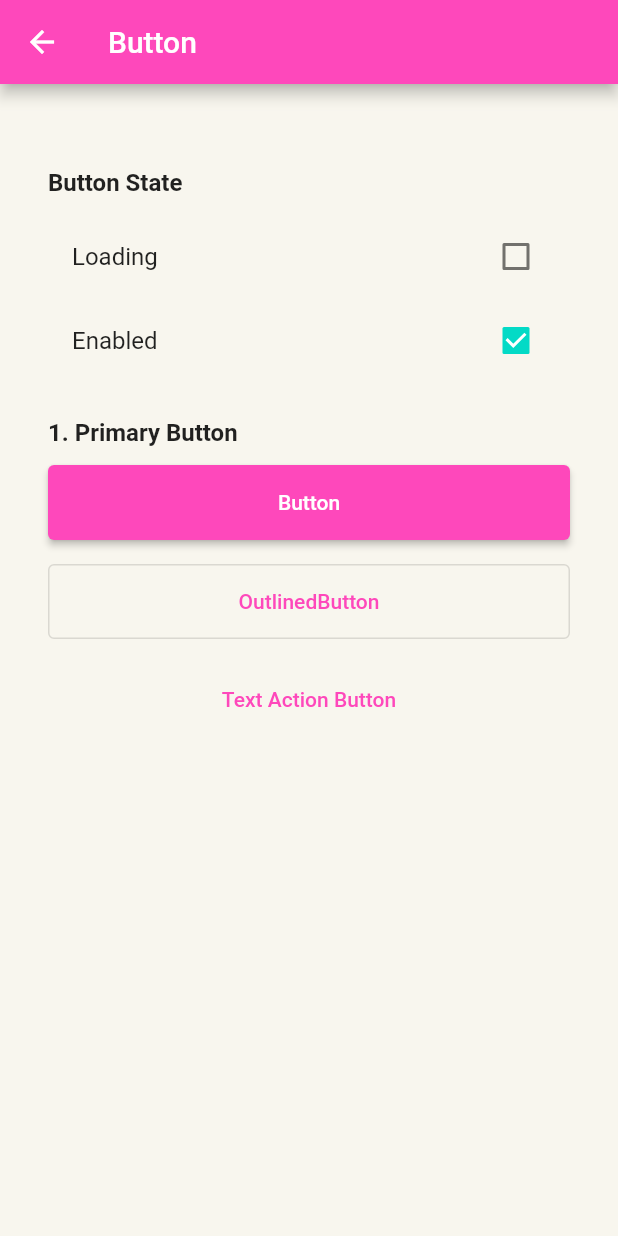
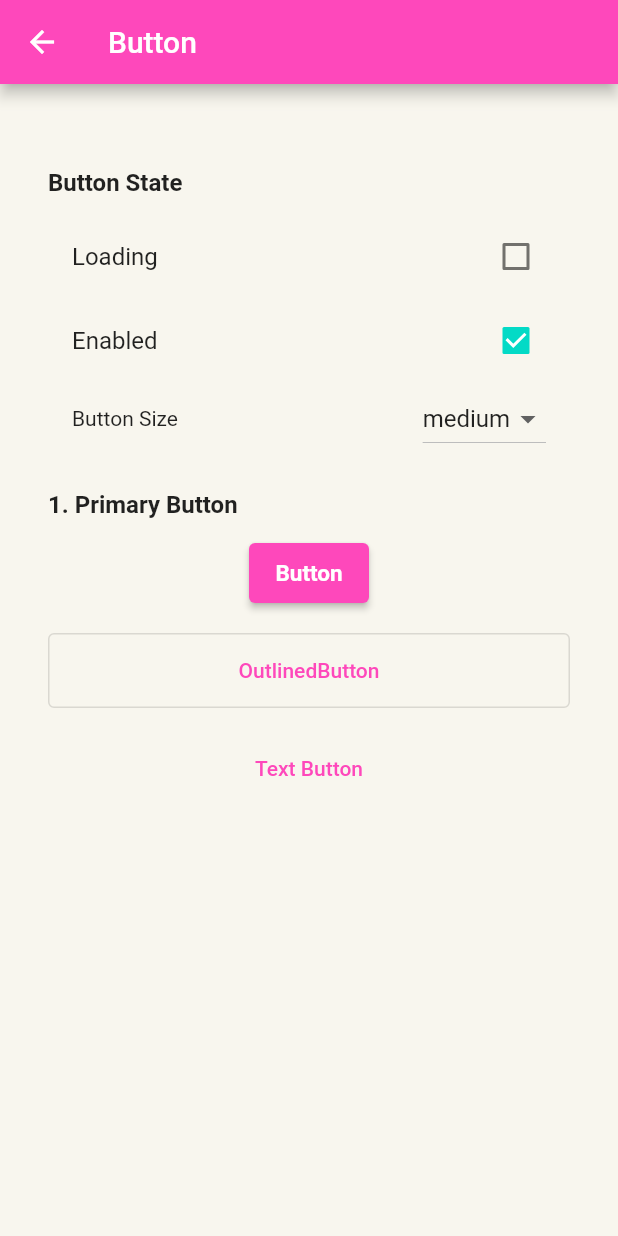
Before and after one commit to GoldenOwlAsia/mobile-flutter-template, a Flutter app: the DevScreen screen opened by its route, after a tap on "Button", on a phone screen of 412 x 824 dp. Run offline on Flutter 3.47's test engine with Material 2 defaults, Android fonts, the phone set to English and light mode, and no system bars; our stand-ins replace bot_toast, cached_network_image, cloud_firestore, connectivity_plus, device_info_plus, dio and 23 more; missing offline and left inert: photo_manager, wechat_assets_picker, wechat_camera_picker; accounts and stored records are empty; generated files the repository leaves out were written again; project files that could hold a hidden picture were left out.

Commit message:
update button

```diff
--- a/lib/src/_dev/view/dev_button_screen.dart
+++ b/lib/src/_dev/view/dev_button_screen.dart
@@ -2,9 +2,25 @@ import 'package:flutter/material.dart';
 import 'package:myapp/widgets/button/text_button.dart';
 
 import '../../../widgets/button/button.dart';
+import '../../../widgets/button/model/button_size.dart';
 import '../../../widgets/button/outlined_button.dart';
 import '../widget/dev_screen_layout.dart';
 import '../widget/dev_title.dart';
+
+enum EButtonSize { small, medium, large }
+
+extension EButtonSizeExt on EButtonSize {
+  ButtonSize toSize() {
+    switch (this) {
+      case EButtonSize.small:
+        return ButtonSize.small();
+      case EButtonSize.medium:
+        return ButtonSize.medium();
+      case EButtonSize.large:
+        return ButtonSize.large();
+    }
+  }
+}
 
 class DevButtonScreen extends StatefulWidget {
   const DevButtonScreen({Key? key}) : super(key: key);
@@ -16,6 +32,7 @@ class DevButtonScreen extends StatefulWidget {
 class _DevButtonScreenState extends State<DevButtonScreen> {
   bool busy = false;
   bool enabled = true;
+  EButtonSize size = EButtonSize.medium;
 
   @override
   Widget build(BuildContext context) {
@@ -41,11 +58,36 @@ class _DevButtonScreenState extends State<DevButtonScreen> {
                 enabled = !enabled;
               });
             }),
+        Padding(
+          padding: const EdgeInsets.symmetric(horizontal: 16.0),
+          child: Row(
+            children: [
+              const Text('Button Size'),
+              const Spacer(),
+              DropdownButton<EButtonSize>(
+                  items: EButtonSize.values
+                      .map((e) => DropdownMenuItem<EButtonSize>(
+                            value: e,
+                            child: Text(e.name),
+                          ))
+                      .toList(),
+                  value: size,
+                  onChanged: (e) {
+                    setState(() {
+                      size = e ?? size;
+                    });
+                  }),
+            ],
+          ),
+        ),
         _title('1. Primary Button'),
-        XButton(
-          title: 'Button',
-          busy: busy,
-          enabled: enabled,
+        Center(
+          child: XButton(
+            title: 'Button',
+            busy: busy,
+            enabled: enabled,
+            size: size.toSize(),
+          ),
         ),
         spacer,
         XOutlinedButton(
@@ -55,8 +97,9 @@ class _DevButtonScreenState extends State<DevButtonScreen> {
         ),
         spacer,
         XTextButton(
-          title: 'Text Action Button',
-          onPressed: enabled ? () {} : null,
+          title: 'Text Button',
+          busy: busy,
+          enabled: enabled,
         ),
       ],
     );
--- a/lib/widgets/button/button.dart
+++ b/lib/widgets/button/button.dart
@@ -1,5 +1,7 @@
 import 'package:flutter/material.dart';
 import 'package:myapp/widgets/common/indicator.dart';
+
+import 'model/button_size.dart';
 
 /// A button that shows a busy indicator in place of title
 class XButton extends StatelessWidget {
@@ -8,6 +10,7 @@ class XButton extends StatelessWidget {
   final String? title;
   final Widget? child;
   final VoidCallback? onPressed;
+  final ButtonSize? size;
 
   const XButton({
     this.onPressed,
@@ -15,12 +18,21 @@ class XButton extends StatelessWidget {
     this.child,
     this.busy = false,
     this.enabled = true,
-    Key? key,
-  }) : super(key: key);
+    this.size,
+    super.key,
+  });
 
   @override
   Widget build(BuildContext context) {
-    return ElevatedButton(
+    final size = this.size ?? ButtonSize.medium();
+    return ElevatedButtonTheme(
+      data: ElevatedButtonThemeData(
+        style: ElevatedButton.styleFrom(
+          minimumSize: Size(size.minWidth, size.height),
+          padding: EdgeInsets.symmetric(horizontal: size.padding),
+        ),
+      ),
+      child: ElevatedButton(
         onPressed: enabled
             ? () {
                 if (onPressed != null || busy == false) {
@@ -28,47 +40,13 @@ class XButton extends StatelessWidget {
                 }
               }
             : null,
-      child: XBusyTitle(
-        busy: busy,
-        title: title,
-        child: child,
+        child: DefaultTextStyle(
+          style: size.style,
+          child: busy
+              ? const XIndicator(radius: 12)
+              : (child ?? Text(title ?? '')),
+        ),
       ),
     );
   }
 }
-
-class XBusyTitle extends StatelessWidget {
-  final bool busy;
-  final String? title;
-  final Widget? child;
-  const XBusyTitle({
-    this.title,
-    this.child,
-    this.busy = false,
-    Key? key,
-  }) : super(key: key);
-
-  @override
-  Widget build(BuildContext context) {
-    const double padding = 12;
-    return Row(
-      mainAxisAlignment: MainAxisAlignment.spaceBetween,
-      crossAxisAlignment: CrossAxisAlignment.center,
-      children: [
-        const SizedBox(width: padding * 2),
-        Expanded(
-          child: child ??
-              Text(
-                title ?? '',
-                maxLines: 1,
-                textAlign: TextAlign.center,
-              ),
-        ),
-        if (busy)
-          const XIndicator(radius: padding)
-        else
-          const SizedBox(width: padding * 2),
-      ],
-    );
-  }
-}
--- /dev/null
+++ b/lib/widgets/button/model/button_size.dart
@@ -0,0 +1,56 @@
+// ignore_for_file: public_member_api_docs, sort_constructors_first
+
+import 'package:flutter/material.dart';
+
+class ButtonSize {
+  final double minWidth;
+  final double iconSize;
+  final double height;
+  final TextStyle style;
+  final double padding;
+
+  ButtonSize({
+    required this.minWidth,
+    required this.iconSize,
+    required this.height,
+    required this.style,
+    required this.padding,
+  });
+
+  factory ButtonSize.small() {
+    return ButtonSize(
+      height: 32,
+      minWidth: 60,
+      iconSize: 16,
+      style: const TextStyle(
+        fontSize: 14,
+        fontWeight: FontWeight.w500,
+      ),
+      padding: 12,
+    );
+  }
+  factory ButtonSize.medium() {
+    return ButtonSize(
+      height: 40,
+      minWidth: 80,
+      iconSize: 20,
+      style: const TextStyle(
+        fontSize: 15,
+        fontWeight: FontWeight.w600,
+      ),
+      padding: 16,
+    );
+  }
+  factory ButtonSize.large() {
+    return ButtonSize(
+      height: 48,
+      minWidth: 100,
+      iconSize: 24,
+      style: const TextStyle(
+        fontSize: 16,
+        fontWeight: FontWeight.w600,
+      ),
+      padding: 16,
+    );
+  }
+}
--- a/lib/widgets/button/outlined_button.dart
+++ b/lib/widgets/button/outlined_button.dart
@@ -1,6 +1,6 @@
 import 'package:flutter/material.dart';
 
-import 'button.dart';
+import '../common/indicator.dart';
 
 class XOutlinedButton extends StatelessWidget {
   final bool busy;
@@ -15,8 +15,8 @@ class XOutlinedButton extends StatelessWidget {
     this.child,
     this.busy = false,
     this.enabled = true,
-    Key? key,
-  }) : super(key: key);
+    super.key,
+  });
 
   @override
   Widget build(BuildContext context) {
@@ -28,11 +28,7 @@ class XOutlinedButton extends StatelessWidget {
               }
             }
           : null,
-      child: XBusyTitle(
-        busy: busy,
-        title: title,
-        child: child,
-      ),
+      child: busy ? const XIndicator(radius: 12) : (child ?? Text(title ?? '')),
     );
   }
 }
--- a/lib/widgets/button/text_button.dart
+++ b/lib/widgets/button/text_button.dart
@@ -1,24 +1,33 @@
 import 'package:flutter/material.dart';
+
+import '../common/indicator.dart';
 
 class XTextButton extends StatelessWidget {
   const XTextButton({
-    required this.title,
     this.onPressed,
-    this.padding,
+    this.title,
+    this.child,
+    this.busy = false,
+    this.enabled = true,
     super.key,
   });
 
-  final String title;
+  final bool busy;
+  final bool enabled;
+  final String? title;
+  final Widget? child;
   final VoidCallback? onPressed;
-  final EdgeInsetsGeometry? padding;
   @override
   Widget build(BuildContext context) {
     return TextButton(
-      style: TextButton.styleFrom(
-        padding: padding,
-      ),
-      onPressed: onPressed,
-      child: Text(title),
+      onPressed: enabled
+          ? () {
+              if (onPressed != null || busy == false) {
+                onPressed?.call();
+              }
+            }
+          : null,
+      child: busy ? const XIndicator(radius: 12) : (child ?? Text(title ?? '')),
     );
   }
 }
```
Also changed, not shown: lib/widgets/common/indicator.dart (+2 -6 lines), lib/widgets/state/state_pagination_widget.dart (+20 -10 lines). Lines whose indentation alone changed are shown as unchanged.
